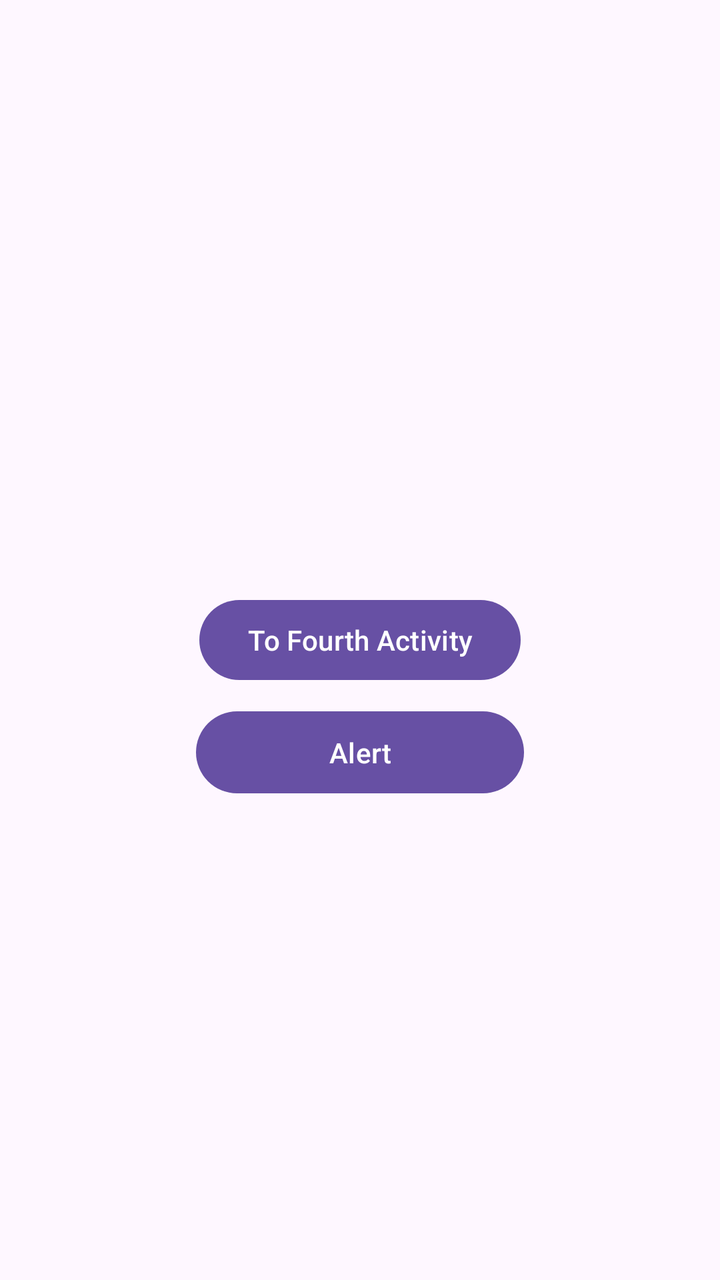
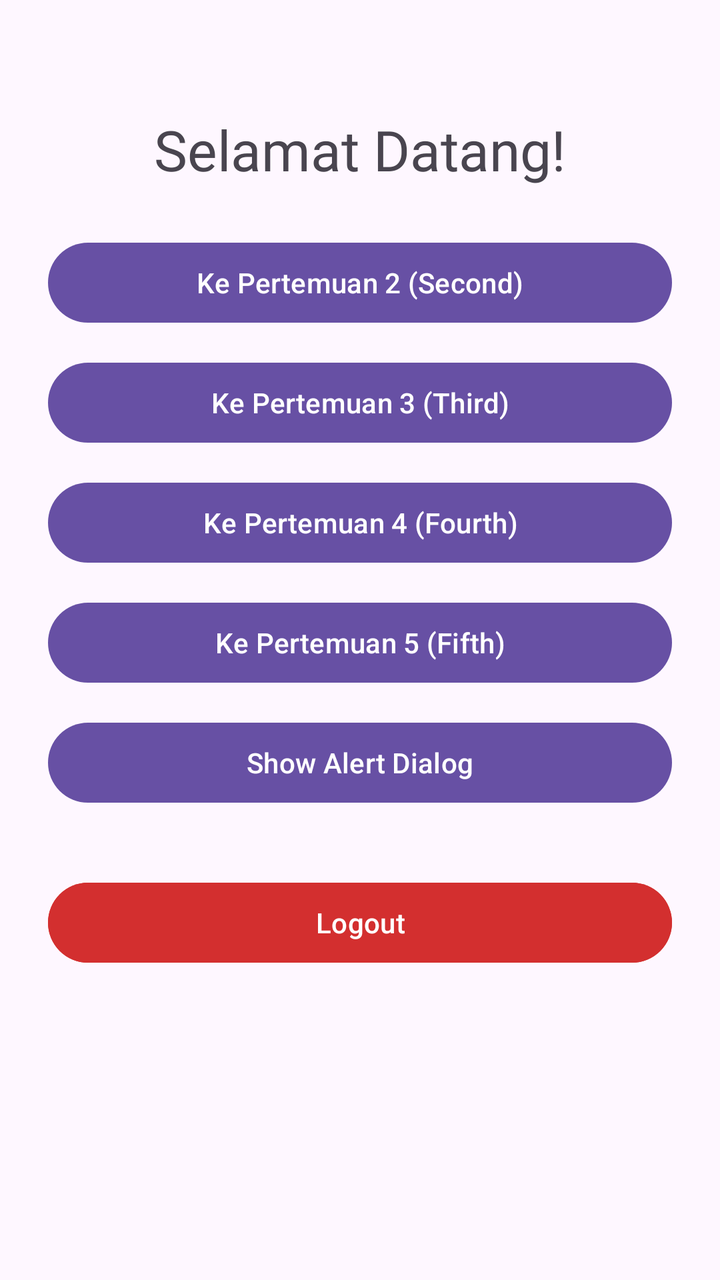

An Android layout rendered at two revisions. The XML below is the earlier revision; the diff shows what the commit changed to produce the second picture.
<!-- AndroidManifest.xml: application theme Theme.Proxima_Centauri_B_Owen_3TIE -->
<!-- res/layout/activity_main.xml -->
<?xml version="1.0" encoding="utf-8"?>
<androidx.constraintlayout.widget.ConstraintLayout xmlns:android="http://schemas.android.com/apk/res/android"
    xmlns:app="http://schemas.android.com/apk/res-auto"
    xmlns:tools="http://schemas.android.com/tools"
    android:id="@+id/main"
    android:layout_width="match_parent"
    android:layout_height="match_parent"
    tools:context=".MainActivity">

    <Button
        android:id="@+id/btnToFourth"
        android:layout_width="wrap_content"
        android:layout_height="wrap_content"
        android:text="To Fourth Activity"
        app:layout_constraintBottom_toBottomOf="parent"
        app:layout_constraintEnd_toEndOf="parent"
        app:layout_constraintStart_toStartOf="parent"
        app:layout_constraintTop_toTopOf="parent" />

    <Button
        android:id="@+id/btnShowAlertDialog"
        android:layout_width="164dp"
        android:layout_height="49dp"
        android:layout_marginBottom="232dp"
        android:text="Alert"
        app:layout_constraintBottom_toBottomOf="parent"
        app:layout_constraintEnd_toEndOf="parent"
        app:layout_constraintHorizontal_bias="0.5"
        app:layout_constraintStart_toStartOf="parent"
        app:layout_constraintTop_toBottomOf="@+id/btnToFourth"
        app:layout_constraintVertical_bias="0.5" />
</androidx.constraintlayout.widget.ConstraintLayout>
<!-- resources referenced by this layout -->
<resources>
  <style name="Theme.Proxima_Centauri_B_Owen_3TIE" parent="Base.Theme.Proxima_Centauri_B_Owen_3TIE" />
  <style name="Base.Theme.Proxima_Centauri_B_Owen_3TIE" parent="Theme.Material3.DayNight.NoActionBar">
          
          
      </style>
</resources>

<!-- the commit's change to res/layout/activity_main.xml (unified diff, before → after) -->
@@ -1,32 +1,65 @@
 <?xml version="1.0" encoding="utf-8"?>
-<androidx.constraintlayout.widget.ConstraintLayout xmlns:android="http://schemas.android.com/apk/res/android"
+<LinearLayout xmlns:android="http://schemas.android.com/apk/res/android"
     xmlns:app="http://schemas.android.com/apk/res-auto"
     xmlns:tools="http://schemas.android.com/tools"
     android:id="@+id/main"
     android:layout_width="match_parent"
     android:layout_height="match_parent"
+    android:orientation="vertical"
+    android:padding="24dp"
+    android:gravity="center_horizontal"
     tools:context=".MainActivity">
+
+    <TextView
+        android:id="@+id/tvWelcome"
+        android:layout_width="wrap_content"
+        android:layout_height="wrap_content"
+        android:layout_marginTop="32dp"
+        android:fontFamily="@font/bebasneue_regular"
+        android:text="Selamat Datang!"
+        android:textSize="28sp" />
+
+    <Button
+        android:id="@+id/btnToSecond"
+        android:layout_width="match_parent"
+        android:layout_height="wrap_content"
+        android:layout_marginTop="24dp"
+        android:text="Ke Pertemuan 2 (Second)" />
+
+    <Button
+        android:id="@+id/btnToThird"
+        android:layout_width="match_parent"
+        android:layout_height="wrap_content"
+        android:layout_marginTop="12dp"
+        android:text="Ke Pertemuan 3 (Third)" />
 
     <Button
         android:id="@+id/btnToFourth"
-        android:layout_width="wrap_content"
+        android:layout_width="match_parent"
         android:layout_height="wrap_content"
-        android:text="To Fourth Activity"
-        app:layout_constraintBottom_toBottomOf="parent"
-        app:layout_constraintEnd_toEndOf="parent"
-        app:layout_constraintStart_toStartOf="parent"
-        app:layout_constraintTop_toTopOf="parent" />
+        android:layout_marginTop="12dp"
+        android:text="Ke Pertemuan 4 (Fourth)" />
+
+    <Button
+        android:id="@+id/btnToFifth"
+        android:layout_width="match_parent"
+        android:layout_height="wrap_content"
+        android:layout_marginTop="12dp"
+        android:text="Ke Pertemuan 5 (Fifth)" />
 
     <Button
         android:id="@+id/btnShowAlertDialog"
-        android:layout_width="164dp"
-        android:layout_height="49dp"
-        android:layout_marginBottom="232dp"
-        android:text="Alert"
-        app:layout_constraintBottom_toBottomOf="parent"
-        app:layout_constraintEnd_toEndOf="parent"
-        app:layout_constraintHorizontal_bias="0.5"
-        app:layout_constraintStart_toStartOf="parent"
-        app:layout_constraintTop_toBottomOf="@+id/btnToFourth"
-        app:layout_constraintVertical_bias="0.5" />
-</androidx.constraintlayout.widget.ConstraintLayout>
+        android:layout_width="match_parent"
+        android:layout_height="wrap_content"
+        android:layout_marginTop="12dp"
+        android:text="Show Alert Dialog" />
+
+    <Button
+        android:id="@+id/btnLogout"
+        android:layout_width="match_parent"
+        android:layout_height="wrap_content"
+        android:layout_marginTop="32dp"
+        android:backgroundTint="#D32F2F"
+        android:text="Logout" />
+
+</LinearLayout>
